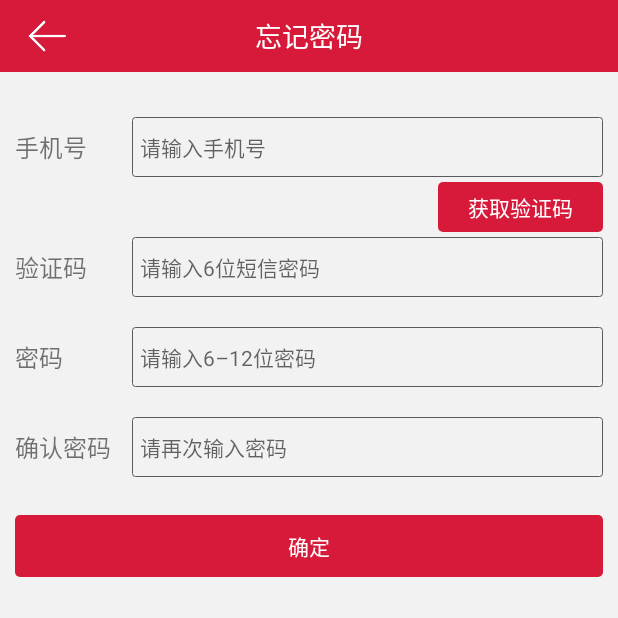
After one commit to miniPinocchio/XLCeremony, an Android app: the ForgetPassword screen opened directly, with no data from a screen before it, on a phone screen of 412 x 824 dp, the top half of it. The commit adds this screen. Run offline under Robolectric (Android 15) with nearby library versions, the phone set to English and light mode, and no system bars; our stand-ins replace ButterKnife; libraries missing offline, so code that uses them is left out: com.squareup.okhttp.

Commit message:
修改密码页面完成的提交

```diff
--- a/app/src/main/AndroidManifest.xml
+++ b/app/src/main/AndroidManifest.xml
@@ -11,7 +11,6 @@
         <activity
             android:name=".MainActivity"
             android:label="@string/app_name" >
-
         </activity>
         <activity
             android:name=".ui.activity.LoginSecondActivity"
@@ -30,6 +29,10 @@
             android:name=".ui.activity.RegisterActivity"
             android:label="@string/title_activity_register_fragment" >
         </activity>
+        <activity
+            android:name=".ui.activity.ForgetPassword"
+            android:label="@string/title_activity_forget_password" >
+        </activity>
     </application>
 
 </manifest>
--- a/app/src/main/java/com/liuhui/xlceremony/app/MainActivity.java
+++ b/app/src/main/java/com/liuhui/xlceremony/app/MainActivity.java
@@ -5,7 +5,7 @@ import android.support.v4.app.FragmentManager;
 import android.support.v4.app.FragmentTransaction;
 import android.widget.RadioGroup;
 import com.liuhui.xlceremony.app.base.BaseActivity;
-import com.liuhui.xlceremony.app.ui.fragment.FriendFragment;
+import com.liuhui.xlceremony.app.ui.fragment.FindFragment;
 import com.liuhui.xlceremony.app.ui.fragment.PersonalFragment;
 import com.liuhui.xlceremony.app.ui.fragment.RelationshipFragment;
 import com.liuhui.xlceremony.app.ui.fragment.StategiesFragment;
@@ -14,7 +14,7 @@ import com.liuhui.xlceremony.app.ui.fragment.StategiesFragment;
 public class MainActivity extends BaseActivity implements RadioGroup.OnCheckedChangeListener {
 
     private RelationshipFragment relationshipFragment;
-    private FriendFragment friendFragment;
+    private FindFragment friendFragment;
     private PersonalFragment personalFragment;
     private StategiesFragment stategiesFragment;
 
@@ -43,7 +43,7 @@ public class MainActivity extends BaseActivity implements RadioGroup.OnCheckedCh
                 break;
             case R.id.tab_friend:
                 if (friendFragment == null){
-                    friendFragment = new FriendFragment();
+                    friendFragment = new FindFragment();
                 }
                 fragment = friendFragment;
                 break;
--- /dev/null
+++ b/app/src/main/java/com/liuhui/xlceremony/app/ui/activity/ForgetPassword.java
@@ -0,0 +1,199 @@
+package com.liuhui.xlceremony.app.ui.activity;
+
+import android.view.View;
+import android.widget.EditText;
+import android.widget.TextView;
+import butterknife.ButterKnife;
+import butterknife.InjectView;
+import butterknife.OnClick;
+import com.google.gson.Gson;
+import com.liuhui.xlceremony.app.App;
+import com.liuhui.xlceremony.app.R;
+import com.liuhui.xlceremony.app.base.BaseActivity;
+import com.liuhui.xlceremony.app.bean.ResponseBody;
+import com.liuhui.xlceremony.app.constant.Api;
+import com.liuhui.xlceremony.app.constant.AuthCode;
+import com.liuhui.xlceremony.app.constant.RequestParam;
+import com.liuhui.xlceremony.app.util.LogUtil;
+import com.liuhui.xlceremony.app.util.OkHttpUtil;
+import com.liuhui.xlceremony.app.util.ToastUtil;
+import com.squareup.okhttp.*;
+
+import java.io.IOException;
+
+public class ForgetPassword extends BaseActivity {
+
+    @InjectView(R.id.mobilePhone)
+    EditText mobilePhone;
+
+    @InjectView(R.id.password)
+    EditText password;
+
+    @InjectView(R.id.confirmPassword)
+    EditText confirmPassword;
+
+    @InjectView(R.id.authCode)
+    EditText authCode;
+
+    @InjectView(R.id.verifiedMobilePhone)
+    TextView verifiedMobilePhone;
+
+    private String strAuthCode;
+
+    @Override
+    protected void initViews() {
+        setContentView(R.layout.activity_forget_password);
+        ButterKnife.inject(this);
+        ((TextView) ButterKnife.findById(this, R.id.actionBarTitle))
+                .setText(R.string.title_activity_forget_password);
+    }
+
+    @OnClick(value = { R.id.back, R.id.getAuthCode, R.id.confirm })
+    void setClickEvent(View view) {
+        switch(view.getId()) {
+            case R.id.back:
+                finish();
+                break;
+            case R.id.getAuthCode:
+                getAuthCode();
+                break;
+            case R.id.confirm:
+                changePassword();
+                break;
+        }
+    }
+
+    /**
+     * 获取短信验证码操作
+     */
+    private void getAuthCode() {
+        final String strMobilePhone = mobilePhone.getText().toString();
+        if(strMobilePhone.length() == 0) {
+            ToastUtil.toastLong("未输入手机号");
+            return;
+        } else if(strMobilePhone.length() < 11) {
+            ToastUtil.toastLong("手机号未输入完整");
+            return;
+        } else if(!App.isMobilePhone(strMobilePhone)) {
+            ToastUtil.toastLong("不存在此手机号");
+            return;
+        }
+
+        RequestBody requestBody = new FormEncodingBuilder()
+                .add(RequestParam.MOBILE, strMobilePhone)
+                .build();
+
+        Request getAuthCodeRequest = new Request.Builder()
+                .url(Api.GET_AUTH_CODE)
+                .post(requestBody)
+                .build();
+
+        OkHttpUtil.enqueue(getAuthCodeRequest, new Callback() {
+            @Override
+            public void onFailure(Request request, IOException e) {
+                runOnUiThread(new Runnable() {
+                    @Override
+                    public void run() {
+                        ToastUtil.toastLong("获取验证码失败，请重试");
+                    }
+                });
+            }
+
+            @Override
+            public void onResponse(Response response) throws IOException {
+                AuthCode objAuthCode = new Gson().fromJson(response.body().string(),
+                        AuthCode.class);
+                strAuthCode = objAuthCode.getPincode();
+                runOnUiThread(new Runnable() {
+
+                    @Override
+                    public void run() {
+                        ToastUtil.toastLong(strAuthCode);
+                        authCode.setText(strAuthCode);
+                        verifiedMobilePhone.setText("已验证手机：" + strMobilePhone);
+                    }
+                });
+            }
+        });
+    }
+
+    /**
+     * 修改密码操作
+     */
+    private void changePassword() {
+        String strMobilePhone = mobilePhone.getText().toString();
+        String strPassword = password.getText().toString();
+        String strConfirmPassword = confirmPassword.getText().toString();
+        String strAuthCode = authCode.getText().toString();
+
+        if(strMobilePhone.length() == 0) {
+             ToastUtil.toastLong("未输入手机号");
+            return;
+        } else if(strMobilePhone.length() < 11) {
+             ToastUtil.toastLong("手机号未输入完整");
+            return;
+        } else if(!App.isMobilePhone(strMobilePhone)) {
+             ToastUtil.toastLong("不存在此手机号");
+            return;
+        } else if(strPassword.length() == 0 || strConfirmPassword.length() == 0) {
+             ToastUtil.toastLong("未输入密码");
+            return;
+        } else if(strPassword.length() < 6 || strConfirmPassword.length() == 0) {
+             ToastUtil.toastLong("密码未输入完整");
+            return;
+        } else if(!strPassword.equals(strConfirmPassword)) {
+             ToastUtil.toastLong("两次输入的密码不一致");
+            return;
+        } else if(strAuthCode.length() == 0) {
+             ToastUtil.toastLong("未输入短信验证码");
+            return;
+        } else if(!strAuthCode.equals(this.strAuthCode)) {
+             ToastUtil.toastLong("短信验证码输入错误");
+            return;
+        }
+
+        final RequestBody requestBody = new FormEncodingBuilder()
+                .add(RequestParam.MOBILE, strMobilePhone)
+                .add(RequestParam.PASSWORD, strPassword)
+                .add(RequestParam.AUTH_CODE, strAuthCode)
+                .build();
+
+        Request loginRequest = new Request.Builder()
+                .url(Api.REGISTER)
+                .post(requestBody)
+                .build();
+
+        OkHttpUtil.enqueue(loginRequest, new Callback() {
+            @Override
+            public void onFailure(Request request, IOException e) {
+                runOnUiThread(new Runnable() {
+                    @Override
+                    public void run() {
+                         ToastUtil.toastLong("修改密码失败，请重试");
+                    }
+                });
+            }
+
+            @Override
+            public void onResponse(Response response) throws IOException {
+                final ResponseBody responseBody = new Gson().fromJson(response.body().string(),
+                        ResponseBody.class);
+                LogUtil.e(requestBody.toString());
+                runOnUiThread(new Runnable() {
+                    int i = 0;
+                    @Override
+                    public void run() {
+                        if (responseBody.getStatus().equals("1")) {
+                            ToastUtil.toastLong("修改密码成功");
+                            finish();
+
+                        } else if (responseBody.getStatus().equals("0")) {
+                            ToastUtil.toastLong("修改密码失败，请重试");
+
+                        }
+                    }
+                });
+            }
+        });
+    }
+}
--- a/app/src/main/java/com/liuhui/xlceremony/app/ui/activity/LoginSecondActivity.java
+++ b/app/src/main/java/com/liuhui/xlceremony/app/ui/activity/LoginSecondActivity.java
@@ -4,8 +4,6 @@ import android.content.Intent;
 import android.view.View;
 import android.widget.EditText;
 import android.widget.TextView;
-import android.widget.Toast;
-
 import butterknife.ButterKnife;
 import butterknife.InjectView;
 import butterknife.OnClick;
@@ -69,6 +67,7 @@ public class LoginSecondActivity extends BaseActivity {
                 startActivity(new Intent(this, RegisterActivity.class));
                 break;
             case R.id.forgetPassword:
+
                 break;
         }
     }
--- a/app/src/main/java/com/liuhui/xlceremony/app/ui/fragment/FriendFragment.java
+++ b/app/src/main/java/com/liuhui/xlceremony/app/ui/fragment/FindFragment.java
@@ -10,11 +10,12 @@ import com.liuhui.xlceremony.app.R;
 
 /**
  * A simple {@link Fragment} subclass.
+ *发现界面
  */
-public class FriendFragment extends Fragment {
+public class FindFragment extends Fragment {
 
 
-    public FriendFragment() {
+    public FindFragment() {
         // Required empty public constructor
     }
 
--- a/app/src/main/java/com/liuhui/xlceremony/app/ui/fragment/PersonalFragment.java
+++ b/app/src/main/java/com/liuhui/xlceremony/app/ui/fragment/PersonalFragment.java
@@ -10,6 +10,7 @@ import com.liuhui.xlceremony.app.R;
 
 /**
  * A simple {@link Fragment} subclass.
+ * 我的界面
  */
 public class PersonalFragment extends Fragment {
 
--- a/app/src/main/java/com/liuhui/xlceremony/app/ui/fragment/RelationshipFragment.java
+++ b/app/src/main/java/com/liuhui/xlceremony/app/ui/fragment/RelationshipFragment.java
@@ -10,6 +10,7 @@ import com.liuhui.xlceremony.app.R;
 
 /**
  * A simple {@link Fragment} subclass.
+ * 关系管理界面
  */
 public class RelationshipFragment extends Fragment {
 
--- a/app/src/main/java/com/liuhui/xlceremony/app/ui/fragment/StategiesFragment.java
+++ b/app/src/main/java/com/liuhui/xlceremony/app/ui/fragment/StategiesFragment.java
@@ -1,21 +1,16 @@
 package com.liuhui.xlceremony.app.ui.fragment;
 
 
-import android.content.Context;
 import android.support.v4.app.FragmentTabHost;
 import android.view.LayoutInflater;
 import android.view.View;
 import android.view.ViewGroup;
 import android.widget.TabHost;
 import android.widget.TextView;
-
 import com.liuhui.xlceremony.app.R;
 import com.liuhui.xlceremony.app.base.BaseFragment;
 import com.liuhui.xlceremony.app.ui.fragment.substategyfragment.Fragment1;
 import com.liuhui.xlceremony.app.ui.fragment.substategyfragment.Fragment2;
-import com.liuhui.xlceremony.app.ui.fragment.substategyfragment.Fragment3;
-import com.liuhui.xlceremony.app.ui.fragment.substategyfragment.Fragment4;
-import com.liuhui.xlceremony.app.ui.fragment.substategyfragment.Fragment5;
 
 /**
  * Created with Android Studio.
@@ -23,6 +18,7 @@ import com.liuhui.xlceremony.app.ui.fragment.substategyfragment.Fragment5;
  * user  Ziv
  * Date 2015/8/17
  * Email:Ziv_Android@Outlook.com
+ * 情礼关系界面
  */
 public class StategiesFragment extends BaseFragment {
     //FragmentTabhost
--- /dev/null
+++ b/app/src/main/res/drawable/shape_red_color_button.xml
@@ -0,0 +1,5 @@
+<?xml version="1.0" encoding="utf-8"?>
+<shape xmlns:android="http://schemas.android.com/apk/res/android">
+    <corners android:radius="3dp"/>
+    <solid android:color="@color/main_color"/>
+</shape>
--- /dev/null
+++ b/app/src/main/res/layout/activity_forget_password.xml
@@ -0,0 +1,168 @@
+<LinearLayout xmlns:android="http://schemas.android.com/apk/res/android"
+                xmlns:tools="http://schemas.android.com/tools"
+                android:layout_width="match_parent"
+                android:layout_height="match_parent"
+              android:orientation="vertical"
+              tools:context="com.liuhui.xlceremony.app.ui.activity.ForgetPassword">
+    <include layout="@layout/action_bar"/>
+
+    <LinearLayout
+            android:layout_width="match_parent"
+            android:layout_height="40dp"
+            android:layout_marginTop="30dp"
+            android:gravity="center_vertical"
+            android:orientation="horizontal"
+            android:paddingLeft="10dp"
+            android:paddingRight="10dp"
+            android:weightSum="1">
+
+        <TextView
+                android:layout_width="0dp"
+                android:layout_height="wrap_content"
+                android:layout_weight="0.2"
+                android:text="@string/mobile_phone"
+                android:textSize="16sp"/>
+
+        <EditText
+                android:id="@id/mobilePhone"
+                style="@style/textCursorDrawable"
+                android:background="@drawable/shape_round_rect"
+                android:hint="@string/input_register_mobile_phone"
+                android:inputType="phone"
+                android:maxLength="11"
+                android:padding="5dp"/>
+    </LinearLayout>
+
+    <LinearLayout
+            android:layout_width="match_parent"
+            android:layout_height="40dp"
+            android:gravity="center_vertical"
+            android:orientation="horizontal"
+            android:paddingLeft="10dp"
+            android:paddingRight="10dp"
+            android:weightSum="1">
+
+        <Space
+                android:layout_width="0dp"
+                android:layout_height="0dp"
+                android:layout_weight="0.28"/>
+
+        <TextView
+                android:id="@+id/verifiedMobilePhone"
+                android:layout_width="0dp"
+                android:layout_height="wrap_content"
+                android:layout_marginLeft="5dp"
+                android:layout_weight="0.72"
+                android:textColor="@color/forget_password_color"
+                android:textSize="12sp"/>
+
+        <TextView
+                android:id="@id/getAuthCode"
+                android:layout_width="wrap_content"
+                android:layout_height="wrap_content"
+                android:layout_marginLeft="5dp"
+                android:background="@drawable/shape_red_color_button"
+                android:paddingBottom="6dp"
+                android:paddingLeft="20dp"
+                android:paddingRight="20dp"
+                android:paddingTop="6dp"
+                android:text="@string/get_auth_code"
+                android:textColor="@color/white"
+                android:textSize="14sp"/>
+    </LinearLayout>
+
+    <LinearLayout
+            android:layout_width="match_parent"
+            android:layout_height="40dp"
+            android:gravity="center_vertical"
+            android:orientation="horizontal"
+            android:paddingLeft="10dp"
+            android:paddingRight="10dp"
+            android:weightSum="1">
+
+        <TextView
+                android:layout_width="0dp"
+                android:layout_height="wrap_content"
+                android:layout_weight="0.2"
+                android:text="@string/auth_code"
+                android:textSize="16sp"/>
+
+        <EditText
+                android:id="@id/authCode"
+                style="@style/textCursorDrawable"
+                android:background="@drawable/shape_round_rect"
+                android:hint="@string/input_auth_code"
+                android:inputType="number"
+                android:maxLength="6"
+                android:padding="5dp"/>
+    </LinearLayout>
+
+    <LinearLayout
+            android:layout_width="match_parent"
+            android:layout_height="40dp"
+            android:layout_marginTop="20dp"
+            android:gravity="center_vertical"
+            android:orientation="horizontal"
+            android:paddingLeft="10dp"
+            android:paddingRight="10dp"
+            android:weightSum="1">
+
+        <TextView
+                android:layout_width="0dp"
+                android:layout_height="wrap_content"
+                android:layout_weight="0.2"
+                android:text="@string/password"
+                android:textSize="16sp"/>
+
+        <EditText
+                android:id="@id/password"
+                style="@style/textCursorDrawable"
+                android:background="@drawable/shape_round_rect"
+                android:hint="@string/input_login_password"
+                android:inputType="textPassword"
+                android:maxLength="12"
+                android:padding="5dp"/>
+    </LinearLayout>
+
+    <LinearLayout
+            android:layout_width="match_parent"
+            android:layout_height="40dp"
+            android:layout_marginTop="20dp"
+            android:gravity="center_vertical"
+            android:orientation="horizontal"
+            android:paddingLeft="10dp"
+            android:paddingRight="10dp"
+            android:weightSum="1">
+
+        <TextView
+                android:layout_width="0dp"
+                android:layout_height="wrap_content"
+                android:layout_weight="0.2"
+                android:text="@string/confirm_password"
+                android:textSize="16sp"/>
+
+        <EditText
+                android:id="@id/confirmPassword"
+                style="@style/textCursorDrawable"
+                android:background="@drawable/shape_round_rect"
+                android:hint="@string/input_confirm_password"
+                android:inputType="textPassword"
+                android:maxLength="12"
+                android:padding="5dp"/>
+    </LinearLayout>
+
+    <TextView
+            android:id="@+id/confirm"
+            android:layout_width="match_parent"
+            android:layout_height="wrap_content"
+            android:layout_gravity="center_horizontal"
+            android:layout_marginLeft="10dp"
+            android:layout_marginRight="10dp"
+            android:layout_marginTop="25dp"
+            android:background="@drawable/shape_red_color_button"
+            android:gravity="center_horizontal"
+            android:paddingBottom="10dp"
+            android:paddingTop="10dp"
+            android:text="@string/confirm"
+            android:textColor="@color/white"/>
+</LinearLayout>
--- a/app/src/main/res/layout/fragment_friend.xml
+++ b/app/src/main/res/layout/fragment_friend.xml
@@ -2,7 +2,7 @@
              xmlns:tools="http://schemas.android.com/tools"
              android:layout_width="match_parent"
              android:layout_height="match_parent"
-             tools:context="com.liuhui.xlceremony.app.ui.fragment.FriendFragment">
+             tools:context="com.liuhui.xlceremony.app.ui.fragment.FindFragment">
 
     <!-- TODO: Update blank fragment layout -->
     <TextView
--- a/app/src/main/res/values/strings.xml
+++ b/app/src/main/res/values/strings.xml
@@ -28,5 +28,7 @@
 
 <!-- TODO: Remove or change this placeholder text -->
     <string name="hello_blank_fragment">Hello blank fragment</string>
+    <string name="title_activity_forget_password">忘记密码</string>
+    <string name="confirm">确定</string>
 
 </resources>
```
Also changed, not shown: app/src/main/res/menu/menu_forget_password.xml (added, +9 -0 lines).
